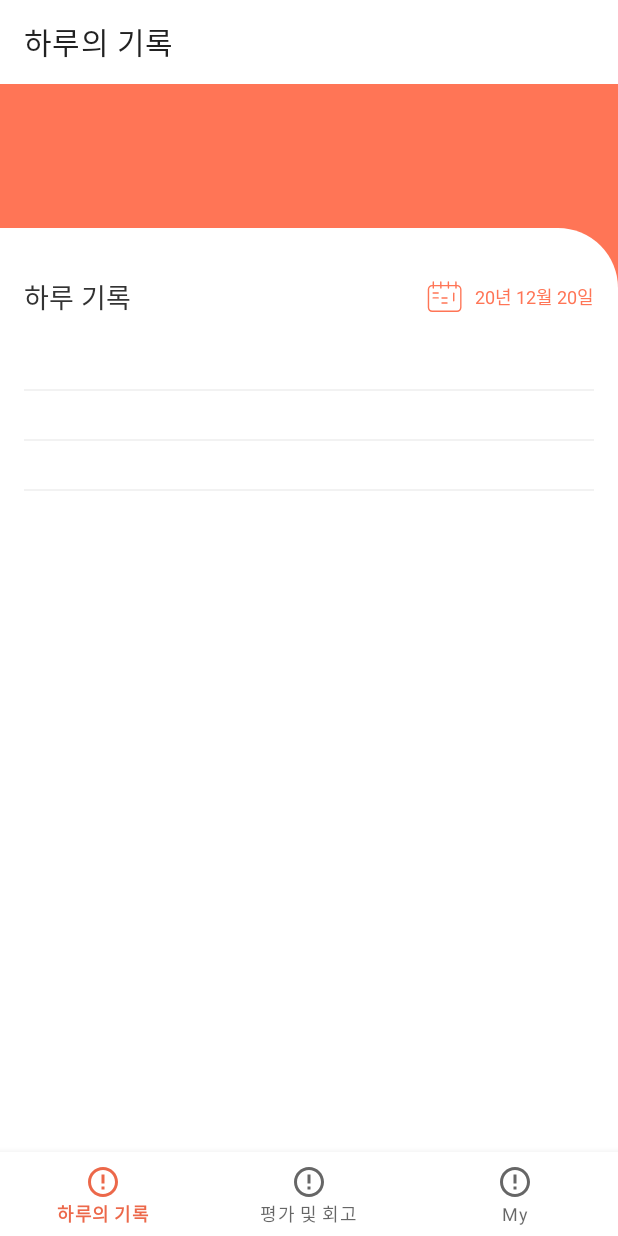
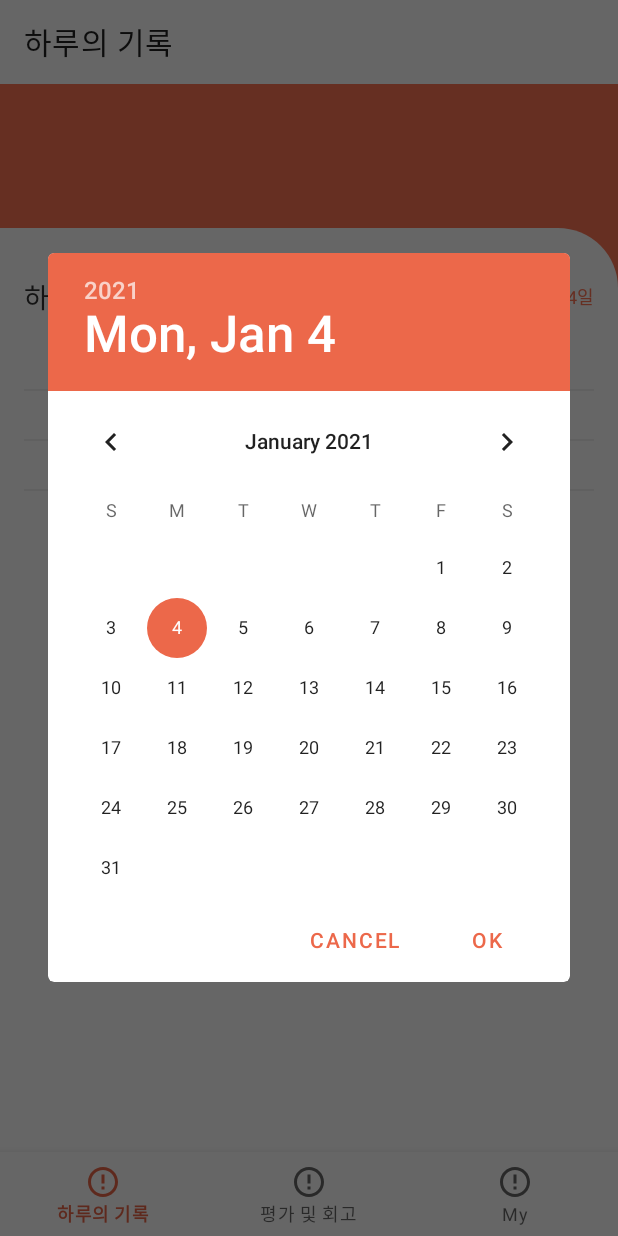
Before and after one commit to TeamMyDaily/4most-Android, an Android app: the screen it shows after launch (MainActivity), after a tap on an icon or button, on a phone screen of 412 x 824 dp. Run offline under Robolectric (Android 15) with nearby library versions, the phone set to English and light mode, and no system bars; our stand-ins replace data binding; libraries missing offline, so code that uses them is left out: com.skydoves.expandablelayout; plain views replace ExpandableLayout; 6 statements that could not run were skipped.

Commit message:
[ADD] #13 - initiate view related to date

```diff
--- a/app/src/main/java/org/mydaily/ui/view/daily/DailyFragment.kt
+++ b/app/src/main/java/org/mydaily/ui/view/daily/DailyFragment.kt
@@ -1,18 +1,21 @@
 package org.mydaily.ui.view.daily
 
+import android.app.DatePickerDialog
 import android.view.View
 import android.widget.ImageView
 import android.widget.TextView
 import androidx.recyclerview.widget.LinearLayoutManager
 import androidx.recyclerview.widget.RecyclerView
 import com.skydoves.expandablelayout.ExpandableLayout
-import org.koin.android.ext.android.bind
 import org.koin.androidx.viewmodel.ext.android.viewModel
 import org.mydaily.R
 import org.mydaily.databinding.FragmentDailyBinding
 import org.mydaily.ui.adapter.DailyKeywordAdapter
 import org.mydaily.ui.base.BaseFragment
 import org.mydaily.ui.viewmodel.DailyViewModel
+import org.mydaily.util.CalendarUtil
+import org.mydaily.util.CalendarUtil.compareDateTo
+import java.util.*
 
 
 /**
@@ -22,6 +25,10 @@ class DailyFragment : BaseFragment<FragmentDailyBinding, DailyViewModel>() {
     override val layoutResourceId: Int
         get() = R.layout.fragment_daily
     override val viewModel: DailyViewModel by viewModel()
+
+    companion object {
+        val nowCalendar: Calendar = Calendar.getInstance()
+    }
 
     private val dailyKeywordAdapter = listOf(
         DailyKeywordAdapter(), DailyKeywordAdapter(), DailyKeywordAdapter(), DailyKeywordAdapter()
@@ -38,6 +45,7 @@ class DailyFragment : BaseFragment<FragmentDailyBinding, DailyViewModel>() {
     }
 
     override fun initAfterBinding() {
+        /* TODO(통신) : 해당 날짜의 키워드, task 데이터 가져오는 부분 */
         observeKeywordData(binding.elFirst, 1)
         observeKeywordData(binding.elSecond, 2)
         observeKeywordData(binding.elThird, 3)
@@ -45,8 +53,36 @@ class DailyFragment : BaseFragment<FragmentDailyBinding, DailyViewModel>() {
     }
 
     private fun initDateView() {
+        binding.date = CalendarUtil.convertCalendarToString(nowCalendar)
+        binding.ibDate.isSelected = true
+
+
         binding.ibDate.setOnClickListener {
+            DatePickerDialog(
+                requireContext(),
+                { _, year, month, day ->
+                    val newCalendar: Calendar = Calendar.getInstance().apply {
+                        set(year, month, day)
+                    }
+                    binding.date = CalendarUtil.convertCalendarToString(newCalendar)
 
+                    //만약 오늘날짜가 아니라면
+                    nowCalendar.compareDateTo(newCalendar).run {
+                        //(1) 버튼 색깔 변경
+                        it.isSelected = this
+
+                        //(2)
+                        // TODO :  오늘로 돌아가는 버튼 띄우기
+                    }
+                    /* TODO(통신) : 날짜 선택 시 그 날짜의 data 가져오는 부분 */
+
+
+                },
+                nowCalendar.get(Calendar.YEAR),
+                nowCalendar.get(Calendar.MONTH),
+                nowCalendar.get(Calendar.DAY_OF_MONTH)
+            )
+                .show()
         }
     }
 
@@ -84,7 +120,7 @@ class DailyFragment : BaseFragment<FragmentDailyBinding, DailyViewModel>() {
 
     private fun initExpandableSecondComponent(expandableLayout: ExpandableLayout, number: Int) {
         expandableLayout.secondLayout.findViewById<RecyclerView>(R.id.rv_weekly_goal).apply {
-            adapter = dailyKeywordAdapter[number-1]
+            adapter = dailyKeywordAdapter[number - 1]
             layoutManager = LinearLayoutManager(requireContext())
             setHasFixedSize(true)
         }
@@ -97,7 +133,7 @@ class DailyFragment : BaseFragment<FragmentDailyBinding, DailyViewModel>() {
                 "${it.taskList.size}"
             expandableLayout.parentLayout.findViewById<TextView>(R.id.tv_report_name).text =
                 it.keyword + number
-            dailyKeywordAdapter[number-1].data = it.taskList
+            dailyKeywordAdapter[number - 1].data = it.taskList
         })
     }
 
--- /dev/null
+++ b/app/src/main/java/org/mydaily/util/CalendarUtil.kt
@@ -0,0 +1,22 @@
+package org.mydaily.util
+
+import java.text.SimpleDateFormat
+import java.util.*
+
+object CalendarUtil {
+    private val simpleDateFormat = SimpleDateFormat("yy년 MM월 dd일", Locale.KOREA)
+
+    fun convertCalendarToString(calendar: Calendar): String = simpleDateFormat.format(calendar.time)
+
+    fun convertCalendarToString(year: Int, month: Int, day: Int): String {
+        val calendar = Calendar.getInstance()
+        calendar.set(year, month, day)
+        return simpleDateFormat.format(calendar.time)
+    }
+
+    fun Calendar.compareDateTo(c1: Calendar): Boolean {
+        return get(Calendar.YEAR) == c1.get(Calendar.YEAR)
+                && get(Calendar.MONTH) == c1.get(Calendar.MONTH)
+                && get(Calendar.DAY_OF_MONTH) == c1.get(Calendar.DAY_OF_MONTH)
+    }
+}
--- /dev/null
+++ b/app/src/main/res/drawable/ic_calendar_off.xml
@@ -0,0 +1,24 @@
+<vector xmlns:android="http://schemas.android.com/apk/res/android"
+    android:width="24dp"
+    android:height="24dp"
+    android:viewportWidth="24"
+    android:viewportHeight="24">
+  <path
+      android:pathData="M20.0507,3.9174H19.7653V1.9835C19.7653,1.7418 19.5275,1.5 19.2896,1.5C19.0042,1.5 18.814,1.7418 18.814,1.9835V3.9174H14.723V1.9835C14.723,1.7418 14.5328,1.5 14.2474,1.5C13.9619,1.5 13.7717,1.7418 13.7717,1.9835V3.9174H9.6808V1.9835C9.6808,1.7418 9.4905,1.5 9.2051,1.5C8.9197,1.5 8.7294,1.7418 8.7294,1.9835V3.9174H4.686V1.9835C4.686,1.7418 4.4958,1.5 4.2104,1.5C3.9725,1.5 3.7347,1.7418 3.7347,1.9835V3.9174H3.4493C1.8319,3.9174 0.5,5.2712 0.5,6.9151V19.0024C0.5,20.6462 1.8319,22 3.4493,22H20.0507C21.6681,22 23,20.6462 23,19.0024V6.9151C23,5.2712 21.6681,3.9174 20.0507,3.9174ZM22.0486,19.0024C22.0486,20.1144 21.1448,21.033 20.0507,21.033H3.4493C2.3552,21.033 1.4514,20.1144 1.4514,19.0024V6.9151C1.4514,5.8031 2.3552,4.8844 3.4493,4.8844H3.7347V5.9965C3.7347,6.2866 3.9725,6.4799 4.2104,6.4799C4.4958,6.4799 4.686,6.2866 4.686,5.9965V4.8844H8.777V5.9965C8.777,6.2866 8.9672,6.4799 9.2526,6.4799C9.538,6.4799 9.7283,6.2866 9.7283,5.9965V4.8844H13.8192V5.9965C13.8192,6.2866 14.0095,6.4799 14.2949,6.4799C14.5803,6.4799 14.7706,6.2866 14.7706,5.9965V4.8844H18.8615V5.9965C18.8615,6.2866 19.0518,6.4799 19.3372,6.4799C19.5751,6.4799 19.8129,6.2866 19.8129,5.9965V4.8844H20.0983C21.1924,4.8844 22.0962,5.8031 22.0962,6.9151V19.0024H22.0486Z"
+      android:fillColor="#C9C9C9"/>
+  <path
+      android:pathData="M13.3436,13.2186H10.0138C9.7284,13.2186 9.5381,13.0241 9.5381,12.7324C9.5381,12.4406 9.7284,12.2461 10.0138,12.2461H13.3436C13.629,12.2461 13.8193,12.4406 13.8193,12.7324C13.8193,13.0241 13.629,13.2186 13.3436,13.2186Z"
+      android:fillColor="#C9C9C9"/>
+  <path
+      android:pathData="M13.3436,16.4764H10.0138C9.7284,16.4764 9.5381,16.2819 9.5381,15.9902C9.5381,15.6984 9.7284,15.5039 10.0138,15.5039H13.3436C13.629,15.5039 13.8193,15.6984 13.8193,15.9902C13.8193,16.2819 13.629,16.4764 13.3436,16.4764Z"
+      android:fillColor="#C9C9C9"/>
+  <path
+      android:pathData="M7.4449,9.8636H4.1151C3.8297,9.8636 3.6394,9.6691 3.6394,9.3774C3.6394,9.0856 3.8297,8.8911 4.1151,8.8911H7.4449C7.7303,8.8911 7.9206,9.0856 7.9206,9.3774C7.9206,9.6691 7.7303,9.8636 7.4449,9.8636Z"
+      android:fillColor="#C9C9C9"/>
+  <path
+      android:pathData="M7.4449,13.0731H4.1151C3.8297,13.0731 3.6394,12.8786 3.6394,12.5868C3.6394,12.2951 3.8297,12.1006 4.1151,12.1006H7.4449C7.7303,12.1006 7.9206,12.2951 7.9206,12.5868C7.9206,12.8786 7.7303,13.0731 7.4449,13.0731Z"
+      android:fillColor="#C9C9C9"/>
+  <path
+      android:pathData="M17.815,15.0182C17.5296,15.0182 17.3394,14.8237 17.3394,14.5319V9.4262C17.3394,9.1344 17.5296,8.9399 17.815,8.9399C18.1005,8.9399 18.2907,9.1344 18.2907,9.4262V14.5319C18.2907,14.775 18.0529,15.0182 17.815,15.0182Z"
+      android:fillColor="#C9C9C9"/>
+</vector>
--- /dev/null
+++ b/app/src/main/res/drawable/selector_btn_calendar.xml
@@ -0,0 +1,13 @@
+<?xml version="1.0" encoding="utf-8"?>
+<selector xmlns:android="http://schemas.android.com/apk/res/android">
+    <item
+        android:drawable="@drawable/ic_calendar_on"
+        android:state_selected="true"/>
+
+    <item
+        android:drawable="@drawable/ic_calendar_off"
+        android:state_selected="false"/>
+
+    <item
+        android:drawable="@drawable/ic_calendar_on"/>
+</selector>
--- a/app/src/main/res/layout/fragment_daily.xml
+++ b/app/src/main/res/layout/fragment_daily.xml
@@ -4,6 +4,9 @@
     xmlns:tools="http://schemas.android.com/tools">
 
     <data>
+        <variable
+            name="date"
+            type="String" />
 
     </data>
 
@@ -55,7 +58,7 @@
                         android:id="@+id/ib_date"
                         android:layout_width="wrap_content"
                         android:layout_height="wrap_content"
-                        android:src="@drawable/ic_calendar_on"
+                        android:src="@drawable/selector_btn_calendar"
                         android:background="@android:color/transparent"
                         android:layout_marginEnd="8dp"
                         app:layout_constraintBottom_toBottomOf="@+id/tv_daily_report"
@@ -66,7 +69,8 @@
                         android:id="@+id/tv_date"
                         android:layout_width="wrap_content"
                         android:layout_height="wrap_content"
-                        android:text="20년 12월 20일"
+                        android:text="@{date}"
+                        tools:text="20년 12월 20일"
                         android:textColor="@color/mainOrange"
                         android:textSize="12sp"
                         android:layout_marginEnd="16dp"
```
